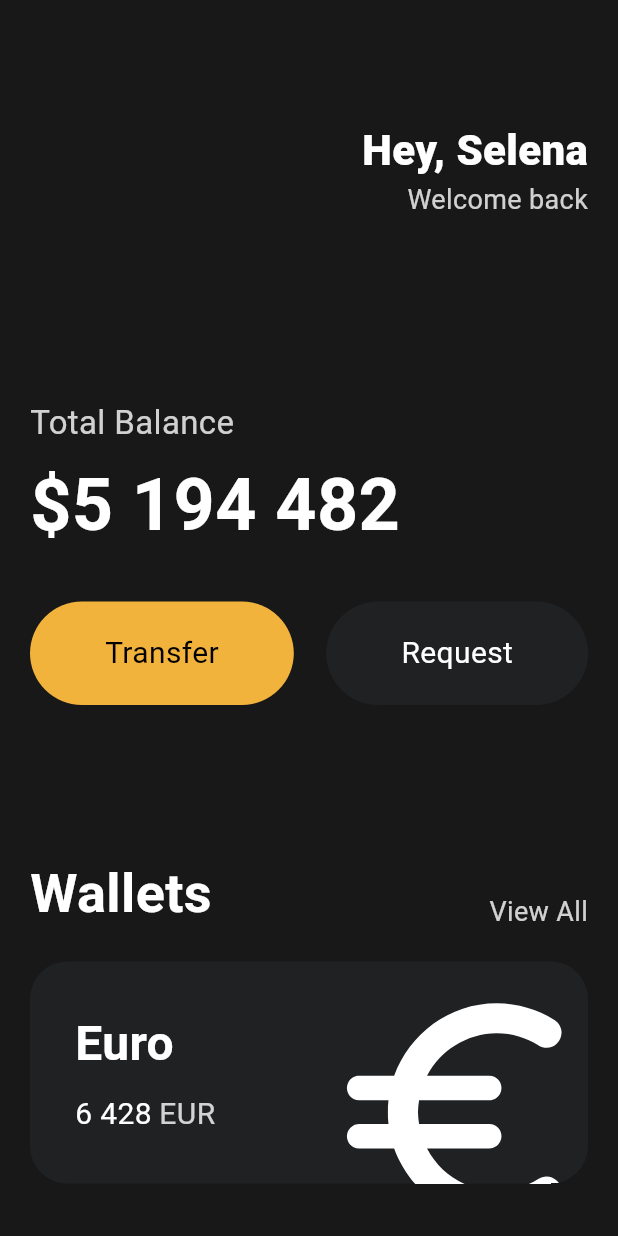
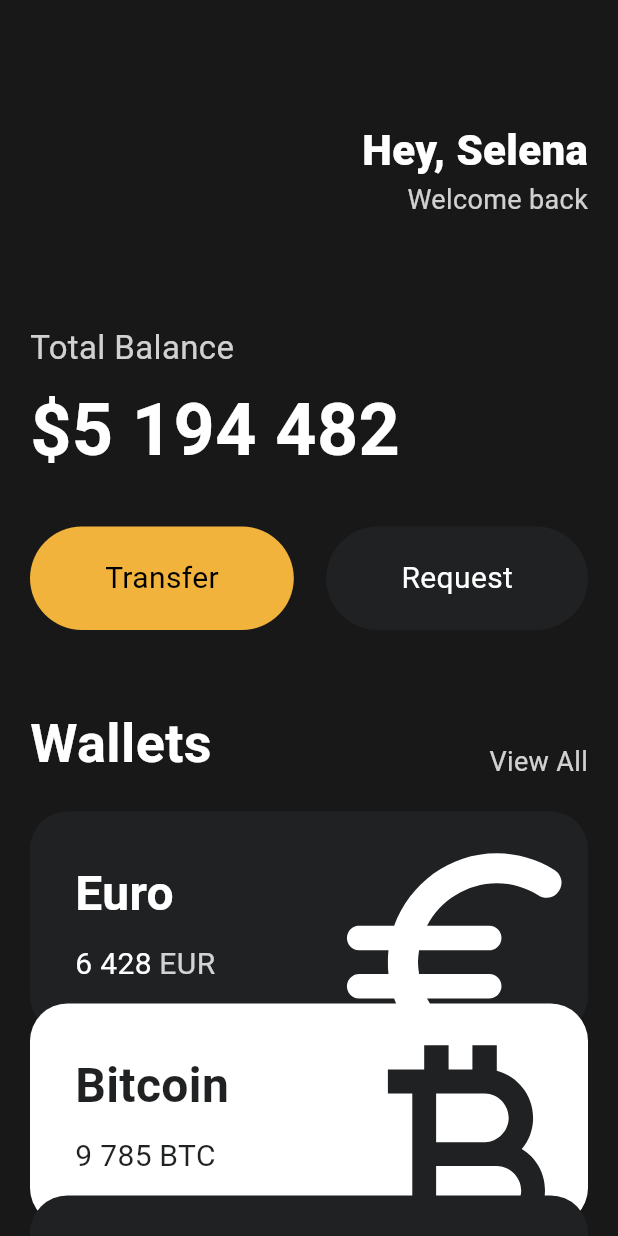
Before and after one commit to leegyuseung/toonflix, a Flutter app: the screen it shows after launch, on a phone screen of 412 x 824 dp. Run offline on Flutter 3.47's test engine with Material 3 defaults, Android fonts, the phone set to English and light mode, and no system bars.

Commit message:
Reusable Cards

```diff
--- a/lib/main.dart
+++ b/lib/main.dart
@@ -1,5 +1,6 @@
 import 'package:flutter/material.dart';
 import 'package:toonflix/widgets/Button.dart';
+import 'package:toonflix/widgets/Currency_card.dart';
 
 void main() {
   runApp(const App());
@@ -14,7 +15,8 @@ class App extends StatelessWidget {
     return MaterialApp(
       home: Scaffold(
         backgroundColor: const Color(0xFF181818),
-        body: Padding(
+        body: SingleChildScrollView(
+          child: Padding(
             padding: const EdgeInsets.symmetric(
                 horizontal: 20), // all, only, symmetric
             child: Column(
@@ -49,7 +51,7 @@ class App extends StatelessWidget {
                   ],
                 ),
                 const SizedBox(
-                height: 120,
+                  height: 70,
                 ),
                 Text(
                   'Total Balance',
@@ -87,7 +89,7 @@ class App extends StatelessWidget {
                   ],
                 ),
                 const SizedBox(
-                height: 100,
+                  height: 50,
                 ),
                 Row(
                   crossAxisAlignment: CrossAxisAlignment.end,
@@ -113,70 +115,35 @@ class App extends StatelessWidget {
                 const SizedBox(
                   height: 20,
                 ),
-              Container(
-                clipBehavior: Clip.hardEdge,
-                decoration: BoxDecoration(
-                  color: const Color(0xFF1F2123),
-                  borderRadius: BorderRadius.circular(25),
+                const CurrencyCard(
+                  name: 'Euro',
+                  code: 'EUR',
+                  amount: '6 428',
+                  icon: Icons.euro_rounded,
+                  isInverted: false,
                 ),
-                child: Padding(
-                  padding: const EdgeInsets.all(30),
-                  child: Row(
-                    mainAxisAlignment: MainAxisAlignment.spaceBetween,
-                    children: [
-                      Column(
-                        crossAxisAlignment: CrossAxisAlignment.start,
-                        children: [
-                          const Text(
-                            'Euro',
-                            style: TextStyle(
-                              color: Colors.white,
-                              fontSize: 32,
-                              fontWeight: FontWeight.w600,
+                Transform.translate(
+                  offset: const Offset(0, -20),
+                  child: const CurrencyCard(
+                    name: 'Bitcoin',
+                    code: 'BTC',
+                    amount: '9 785',
+                    icon: Icons.currency_bitcoin,
+                    isInverted: true,
                   ),
                 ),
-                          const SizedBox(
-                            height: 10,
-                          ),
-                          Row(
-                            children: [
-                              const Text(
-                                '6 428',
-                                style: TextStyle(
-                                  color: Colors.white,
-                                  fontSize: 20,
-                                ),
-                              ),
-                              const SizedBox(
-                                width: 5,
-                              ),
-                              Text(
-                                'EUR',
-                                style: TextStyle(
-                                  color: Colors.white.withOpacity(0.8),
-                                  fontSize: 20,
+                Transform.translate(
+                  offset: const Offset(0, -40),
+                  child: const CurrencyCard(
+                    name: 'Dollar',
+                    code: 'USD',
+                    amount: '428',
+                    icon: Icons.attach_money,
+                    isInverted: false,
                   ),
                 ),
               ],
-                          )
-                        ],
             ),
-                      Transform.scale(
-                        scale: 2.2,
-                        child: Transform.translate(
-                          offset: const Offset(-5, 12),
-                          child: const Icon(
-                            Icons.euro_rounded,
-                            color: Colors.white,
-                            size: 88,
-                          ),
-                        ),
-                      )
-                    ],
-                  ),
-                ),
-              )
-            ],
           ),
         ),
       ),
--- /dev/null
+++ b/lib/widgets/Currency_card.dart
@@ -0,0 +1,86 @@
+import 'package:flutter/material.dart';
+
+class CurrencyCard extends StatelessWidget {
+  final String name, code, amount;
+  final IconData icon;
+  final bool isInverted;
+  final _blackColor = const Color(0xFF1F2123);
+
+  const CurrencyCard({
+    super.key,
+    required this.name,
+    required this.code,
+    required this.amount,
+    required this.icon,
+    required this.isInverted,
+  });
+
+  @override
+  Widget build(BuildContext context) {
+    return Container(
+      clipBehavior: Clip.hardEdge,
+      decoration: BoxDecoration(
+        color: isInverted ? Colors.white : _blackColor,
+        borderRadius: BorderRadius.circular(25),
+      ),
+      child: Padding(
+        padding: const EdgeInsets.all(30),
+        child: Row(
+          mainAxisAlignment: MainAxisAlignment.spaceBetween,
+          children: [
+            Column(
+              crossAxisAlignment: CrossAxisAlignment.start,
+              children: [
+                Text(
+                  name,
+                  style: TextStyle(
+                    color: isInverted ? _blackColor : Colors.white,
+                    fontSize: 32,
+                    fontWeight: FontWeight.w600,
+                  ),
+                ),
+                const SizedBox(
+                  height: 10,
+                ),
+                Row(
+                  children: [
+                    Text(
+                      amount,
+                      style: TextStyle(
+                        color: isInverted ? _blackColor : Colors.white,
+                        fontSize: 20,
+                      ),
+                    ),
+                    const SizedBox(
+                      width: 5,
+                    ),
+                    Text(
+                      code,
+                      style: TextStyle(
+                        color: isInverted
+                            ? _blackColor
+                            : Colors.white.withOpacity(0.8),
+                        fontSize: 20,
+                      ),
+                    ),
+                  ],
+                )
+              ],
+            ),
+            Transform.scale(
+              scale: 2.2,
+              child: Transform.translate(
+                offset: const Offset(-5, 12),
+                child: Icon(
+                  icon,
+                  color: isInverted ? _blackColor : Colors.white,
+                  size: 88,
+                ),
+              ),
+            )
+          ],
+        ),
+      ),
+    );
+  }
+}
```
Lines whose indentation alone changed are shown as unchanged.
